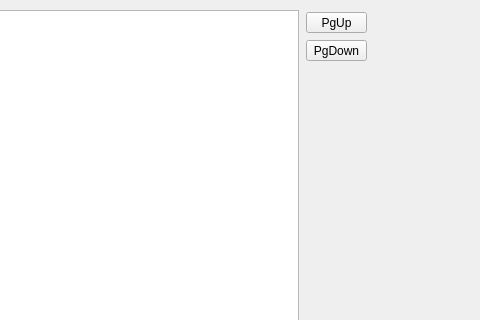
Above: main.ui from KinosyanAlexander/Yandex-Cards-Proekt before the change; both pictures show x 164 to 644 and y 0 to 320 of the 644 by 508 pixel window. Below: the same form after it.
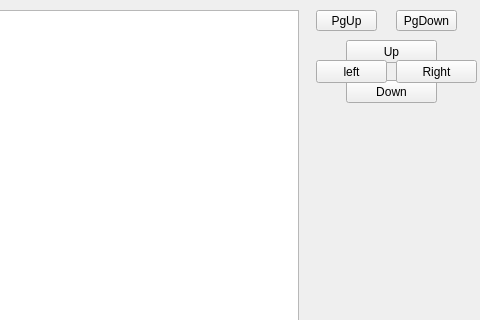
That is the form after the change.

Commit message: task-3 complete

```diff
--- a/main.ui
+++ b/main.ui
@@ -27,8 +27,8 @@
    <widget class="QPushButton" name="pgup">
     <property name="geometry">
      <rect>
-      <x>470</x>
-      <y>12</y>
+      <x>480</x>
+      <y>10</y>
       <width>61</width>
       <height>21</height>
      </rect>
@@ -40,8 +40,8 @@
    <widget class="QPushButton" name="pgdown">
     <property name="geometry">
      <rect>
-      <x>470</x>
-      <y>40</y>
+      <x>560</x>
+      <y>10</y>
       <width>61</width>
       <height>21</height>
      </rect>
@@ -50,6 +50,58 @@
      <string>PgDown</string>
     </property>
    </widget>
+   <widget class="QPushButton" name="up">
+    <property name="geometry">
+     <rect>
+      <x>510</x>
+      <y>40</y>
+      <width>91</width>
+      <height>23</height>
+     </rect>
+    </property>
+    <property name="text">
+     <string>Up</string>
+    </property>
+   </widget>
+   <widget class="QPushButton" name="down">
+    <property name="geometry">
+     <rect>
+      <x>510</x>
+      <y>80</y>
+      <width>91</width>
+      <height>23</height>
+     </rect>
+    </property>
+    <property name="text">
+     <string>Down</string>
+    </property>
+   </widget>
+   <widget class="QPushButton" name="right">
+    <property name="geometry">
+     <rect>
+      <x>560</x>
+      <y>60</y>
+      <width>81</width>
+      <height>23</height>
+     </rect>
+    </property>
+    <property name="text">
+     <string>Right</string>
+    </property>
+   </widget>
+   <widget class="QPushButton" name="left">
+    <property name="geometry">
+     <rect>
+      <x>480</x>
+      <y>60</y>
+      <width>71</width>
+      <height>23</height>
+     </rect>
+    </property>
+    <property name="text">
+     <string>left</string>
+    </property>
+   </widget>
   </widget>
   <widget class="QMenuBar" name="menubar">
    <property name="geometry">
```
The commit also changes 2 other files.
